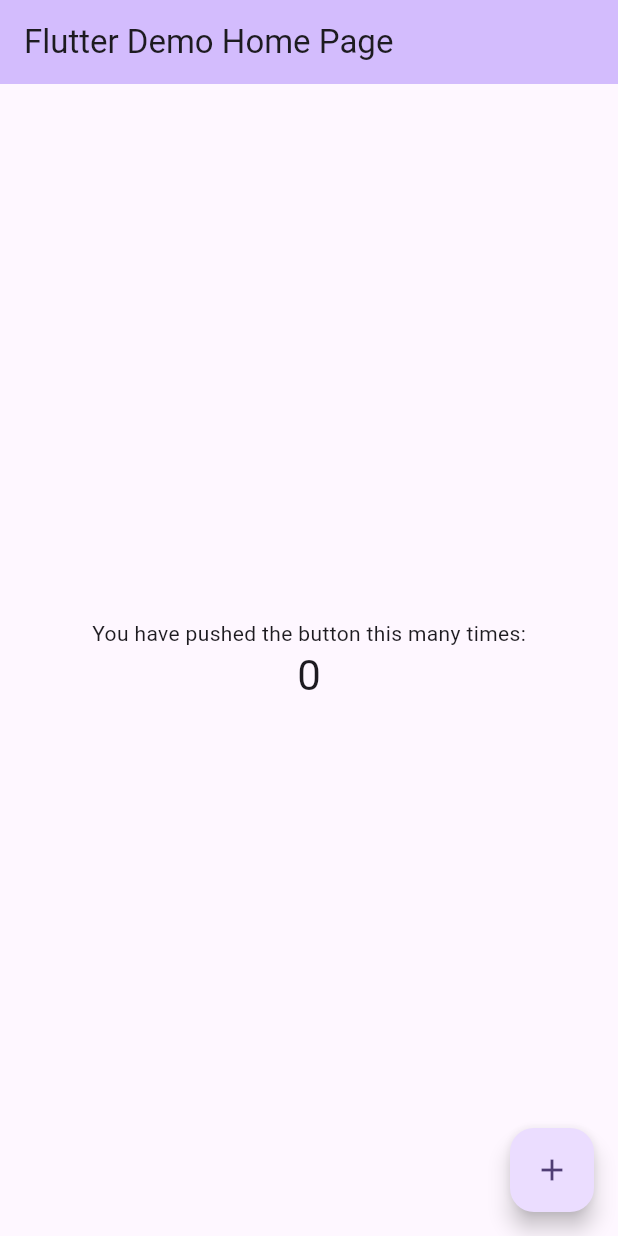
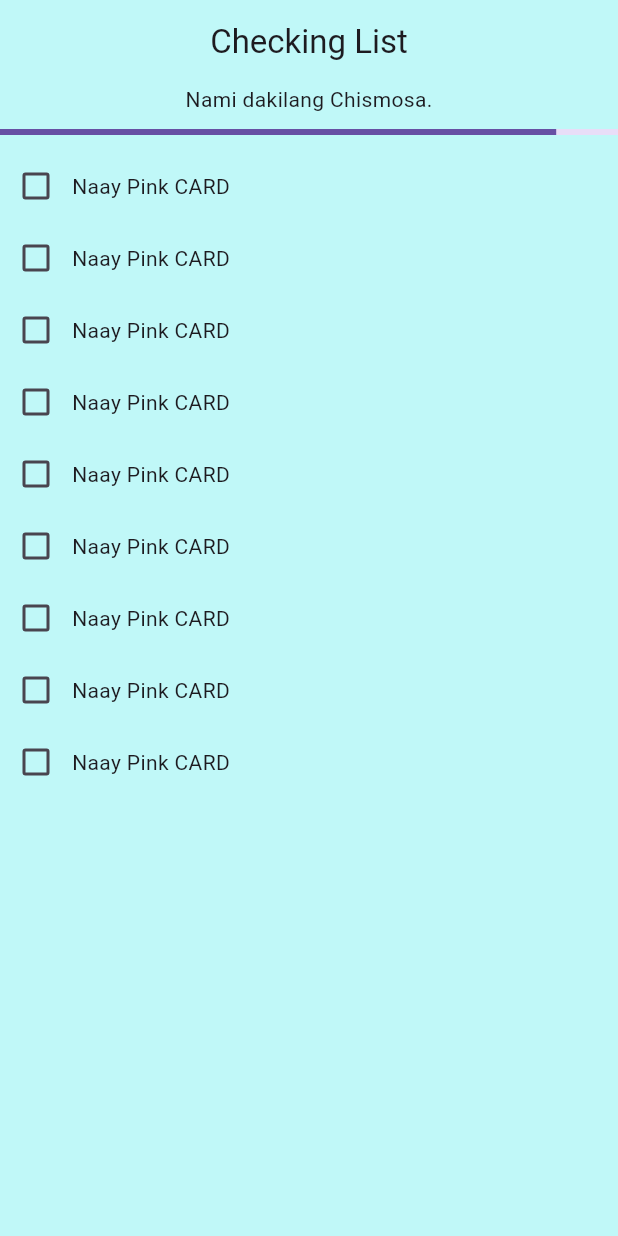
Before and after one commit to gelogelo410/First_FlutterProj, a Flutter app: the screen it shows after launch, on a phone screen of 412 x 824 dp. Run offline on Flutter 3.47's test engine with Material 3 defaults, Android fonts, the phone set to English and light mode, and no system bars.

Commit message:
Check lest for Chismosa

```diff
--- a/lib/main.dart
+++ b/lib/main.dart
@@ -1,125 +1,94 @@
 import 'package:flutter/material.dart';
 
-void main() {
+void main () {
   runApp(const MyApp());
 }
 
 class MyApp extends StatelessWidget {
-  const MyApp({super.key});
+  const MyApp ({super.key});
 
-  // This widget is the root of your application.
   @override
   Widget build(BuildContext context) {
     return MaterialApp(
-      title: 'Flutter Demo',
-      theme: ThemeData(
-        // This is the theme of your application.
-        //
-        // TRY THIS: Try running your application with "flutter run". You'll see
-        // the application has a purple toolbar. Then, without quitting the app,
-        // try changing the seedColor in the colorScheme below to Colors.green
-        // and then invoke "hot reload" (save your changes or press the "hot
-        // reload" button in a Flutter-supported IDE, or press "r" if you used
-        // the command line to start the app).
-        //
-        // Notice that the counter didn't reset back to zero; the application
-        // state is not lost during the reload. To reset the state, use hot
-        // restart instead.
-        //
-        // This works for code too, not just values: Most code changes can be
-        // tested with just a hot reload.
-        colorScheme: ColorScheme.fromSeed(seedColor: Colors.deepPurple),
-        useMaterial3: true,
-      ),
-      home: const MyHomePage(title: 'Flutter Demo Home Page'),
+      home: Scaffold(
+        backgroundColor: Color.fromARGB(255, 192, 248, 248),
+        appBar: AppBar(
+          backgroundColor: Colors.transparent,
+          title: const Text('Checking List'),
+          centerTitle: true,
+        ),
+        body: const SafeArea(
+            child: Center(
+              child: Column(
+                children: [
+                  Text('Nami dakilang Chismosa.'),
+                  SizedBox(
+                    height: 10,
+                  ),
+                  LinearProgressIndicator(
+                    value: 0.9,
+                  ),
+                  SizedBox(
+                    height: 10,
+                  ),
+                  ListahanSaMgaGiChismisNiNami()
+                ],
+              ),
+            ),
+          ),
+        ),
+      );
+  }
+}
+
+class ListahanSaMgaGiChismisNiNami extends StatelessWidget {
+  const ListahanSaMgaGiChismisNiNami({super.key});
+
+  @override
+  Widget build(BuildContext context) {
+    return const Column(
+      children: [
+        Chismosa(),
+        Chismosa(),
+        Chismosa(),
+        Chismosa(),
+        Chismosa(),
+        Chismosa(),
+        Chismosa(),
+        Chismosa(),
+        Chismosa(),
+      ],
+
     );
   }
 }
 
-class MyHomePage extends StatefulWidget {
-  const MyHomePage({super.key, required this.title});
 
-  // This widget is the home page of your application. It is stateful, meaning
-  // that it has a State object (defined below) that contains fields that affect
-  // how it looks.
-
-  // This class is the configuration for the state. It holds the values (in this
-  // case the title) provided by the parent (in this case the App widget) and
-  // used by the build method of the State. Fields in a Widget subclass are
-  // always marked "final".
-
-  final String title;
+class Chismosa extends StatefulWidget {
+  const Chismosa({super.key});
 
   @override
-  State<MyHomePage> createState() => _MyHomePageState();
+  State<Chismosa> createState() => _ChismosaState();
 }
 
-class _MyHomePageState extends State<MyHomePage> {
-  int _counter = 0;
+class _ChismosaState extends State<Chismosa> {
+  bool balyu = false;
 
-  void _incrementCounter() {
-    setState(() {
-      // This call to setState tells the Flutter framework that something has
-      // changed in this State, which causes it to rerun the build method below
-      // so that the display can reflect the updated values. If we changed
-      // _counter without calling setState(), then the build method would not be
-      // called again, and so nothing would appear to happen.
-      _counter++;
-    });
-  }
 
   @override
   Widget build(BuildContext context) {
-    // This method is rerun every time setState is called, for instance as done
-    // by the _incrementCounter method above.
-    //
-    // The Flutter framework has been optimized to make rerunning build methods
-    // fast, so that you can just rebuild anything that needs updating rather
-    // than having to individually change instances of widgets.
-    return Scaffold(
-      appBar: AppBar(
-        // TRY THIS: Try changing the color here to a specific color (to
-        // Colors.amber, perhaps?) and trigger a hot reload to see the AppBar
-        // change color while the other colors stay the same.
-        backgroundColor: Theme.of(context).colorScheme.inversePrimary,
-        // Here we take the value from the MyHomePage object that was created by
-        // the App.build method, and use it to set our appbar title.
-        title: Text(widget.title),
-      ),
-      body: Center(
-        // Center is a layout widget. It takes a single child and positions it
-        // in the middle of the parent.
-        child: Column(
-          // Column is also a layout widget. It takes a list of children and
-          // arranges them vertically. By default, it sizes itself to fit its
-          // children horizontally, and tries to be as tall as its parent.
-          //
-          // Column has various properties to control how it sizes itself and
-          // how it positions its children. Here we use mainAxisAlignment to
-          // center the children vertically; the main axis here is the vertical
-          // axis because Columns are vertical (the cross axis would be
-          // horizontal).
-          //
-          // TRY THIS: Invoke "debug painting" (choose the "Toggle Debug Paint"
-          // action in the IDE, or press "p" in the console), to see the
-          // wireframe for each widget.
-          mainAxisAlignment: MainAxisAlignment.center,
-          children: <Widget>[
-            const Text(
-              'You have pushed the button this many times:',
-            ),
-            Text(
-              '$_counter',
-              style: Theme.of(context).textTheme.headlineMedium,
-            ),
-          ],
+    return Row(
+      children: [
+        Checkbox(
+          onChanged: (newValue){
+            setState(() {
+              balyu = !balyu; balyu = balyu;
+            });
+          },
+          value: balyu,
         ),
-      ),
-      floatingActionButton: FloatingActionButton(
-        onPressed: _incrementCounter,
-        tooltip: 'Increment',
-        child: const Icon(Icons.add),
-      ), // This trailing comma makes auto-formatting nicer for build methods.
+        const Text('Naay Pink CARD'),
+      ],
     );
   }
 }
```
Also changed, not shown: lib/backup.dart (added, +91 -0 lines).
